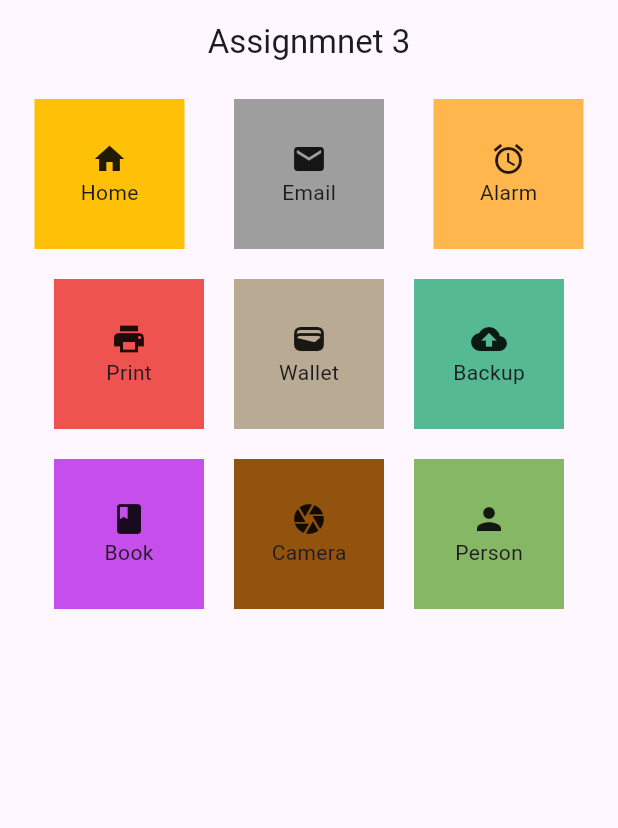
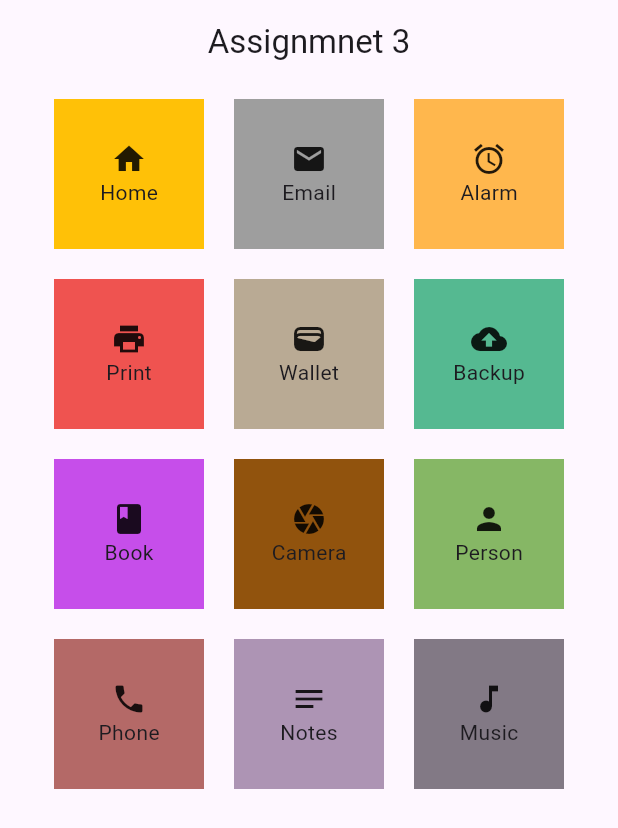
Before and after one commit to RANANUJ/june_11, a Flutter app: the screen it shows after launch, on a phone screen of 412 x 824 dp. Shown: the top 828 px of the screen. Run offline on Flutter 3.47's test engine with Material 3 defaults, Android fonts, the phone set to English and light mode, and no system bars.

Commit message:
Update main.dart

```diff
--- a/lib/main.dart
+++ b/lib/main.dart
@@ -20,9 +20,7 @@ class MainApp extends StatelessWidget {
             child: Column(
 //                crossAxisAlignment: CrossAxisAlignment.center,
                 children: [
-                  Row(
-                      mainAxisAlignment: MainAxisAlignment.spaceEvenly,
-                      children: [
+                  Row(mainAxisAlignment: MainAxisAlignment.center, children: [
                     Container(
                       width: 100,
                       height: 100,
@@ -98,9 +96,7 @@ class MainApp extends StatelessWidget {
                       ),
                     ),
                   ]),
-                  Row(
-                    mainAxisAlignment: MainAxisAlignment.center,
-                    children: [
+                  Row(mainAxisAlignment: MainAxisAlignment.center, children: [
                     Container(
                       width: 100,
                       height: 100,
@@ -137,6 +133,46 @@ class MainApp extends StatelessWidget {
                         children: [Icon(Icons.person), Text("Person")],
                       ),
                     ),
+                  ]),
+                  Row(
+                    mainAxisAlignment: MainAxisAlignment.center,
+                    children: [
+                      Container(
+                        width: 100,
+                        height: 100,
+                        color: const Color.fromARGB(255, 180, 105, 103),
+                        margin: EdgeInsets.all(10),
+                        padding: EdgeInsets.all(10),
+                        alignment: Alignment.center,
+                        child: const Column(
+                          mainAxisAlignment: MainAxisAlignment.center,
+                          children: [Icon(Icons.phone), Text("Phone")],
+                        ),
+                      ),
+                      Container(
+                        width: 100,
+                        height: 100,
+                        color: Color.fromARGB(181, 140, 108, 150),
+                        margin: EdgeInsets.all(10),
+                        padding: EdgeInsets.all(10),
+                        alignment: Alignment.center,
+                        child: const Column(
+                          mainAxisAlignment: MainAxisAlignment.center,
+                          children: [Icon(Icons.notes), Text("Notes")],
+                        ),
+                      ),
+                      Container(
+                        width: 100,
+                        height: 100,
+                        color: Color.fromARGB(255, 130, 121, 133),
+                        margin: EdgeInsets.all(10),
+                        padding: EdgeInsets.all(10),
+                        alignment: Alignment.center,
+                        child: const Column(
+                          mainAxisAlignment: MainAxisAlignment.center,
+                          children: [Icon(Icons.music_note), Text("Music")],
+                        ),
+                      ),
                     ],
                   )
                 ]),
```
Lines whose indentation alone changed are shown as unchanged.
